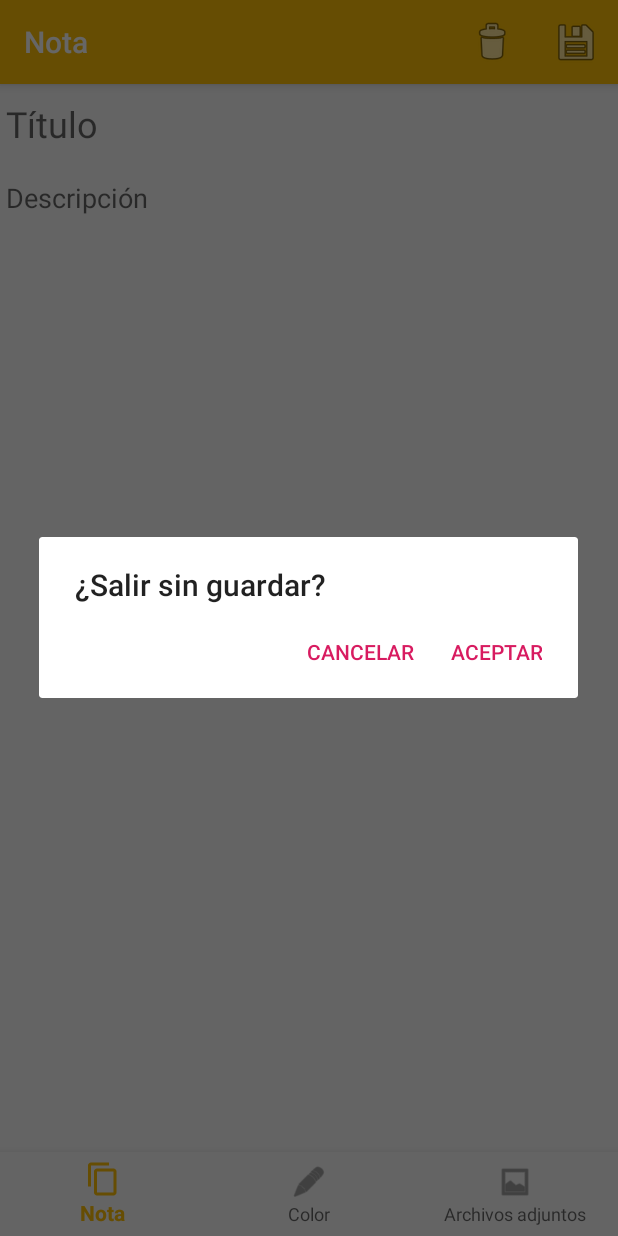
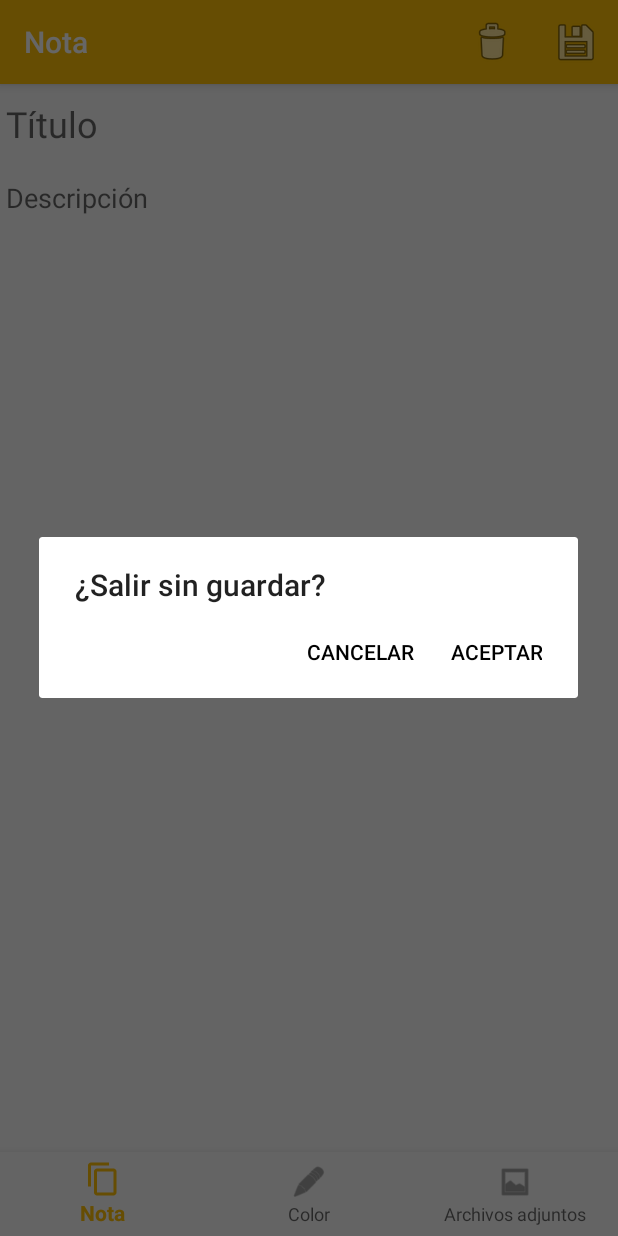
Before and after one commit to GomezIvann/SDM-KeepYourNotes, an Android app: the CrearNota screen opened directly, with no data from a screen before it, after a tap on "Cancelar", on a phone screen of 412 x 824 dp. Run offline under Robolectric (Android 15) with nearby library versions, the phone set to English and light mode, and no system bars.

Commit message:
Cambios esteticos

```diff
--- a/app/src/main/java/com/example/ivan/proyectosdm/CreacionNotas/CrearNota.java
+++ b/app/src/main/java/com/example/ivan/proyectosdm/CreacionNotas/CrearNota.java
@@ -38,7 +38,7 @@ public class CrearNota extends AppCompatActivity {
         nds.open();
         if (id == R.id.cancelar) {
             if(notaAModificar == null){
-                AlertDialog.Builder builder = new AlertDialog.Builder(this);
+                AlertDialog.Builder builder = new AlertDialog.Builder(this,R.style.CustomDialogTheme);
                 builder.setTitle("¿Salir sin guardar?");
                 builder.setPositiveButton("Aceptar", new DialogInterface.OnClickListener() {
                     public void onClick(DialogInterface dialog, int id) {
@@ -52,7 +52,7 @@ public class CrearNota extends AppCompatActivity {
                 });
                 builder.create().show();
             }else{
-                AlertDialog.Builder builder = new AlertDialog.Builder(this);
+                AlertDialog.Builder builder = new AlertDialog.Builder(this,R.style.CustomDialogTheme);
                 builder.setTitle("¿Desea borrar la nota?");
                 builder.setPositiveButton("Aceptar", new DialogInterface.OnClickListener() {
                     public void onClick(DialogInterface dialog, int id) {
@@ -113,7 +113,7 @@ public class CrearNota extends AppCompatActivity {
                     fragmentTransaction2.commit();
                     return true;
                 case R.id.navigation_adjunto:
-                    setTitle("Adjunto");
+                    setTitle("Archivos adjuntos");
                     FragmentTransaction fragmentTransaction3 = getSupportFragmentManager().beginTransaction();
                     fragmentTransaction3.replace(R.id.frame, fragment3,"Adjunto" );
                     fragmentTransaction3.commit();
--- a/app/src/main/java/com/example/ivan/proyectosdm/Notas/Nota.java
+++ b/app/src/main/java/com/example/ivan/proyectosdm/Notas/Nota.java
@@ -14,7 +14,7 @@ public class Nota<T> implements Serializable {
     public Nota(String titulo, String contenido, String color) {
         this.titulo = titulo;
         this.contenido = contenido;
-        this.color = color;
+        this.color = color == null || color.equals("")? "Blanco": color;
     }
 
     public Nota(String titulo, String contenido, String color, long id) {
--- a/app/src/main/res/layout/activity_main.xml
+++ b/app/src/main/res/layout/activity_main.xml
@@ -17,7 +17,8 @@
         android:layout_marginBottom="24dp"
         android:clickable="true"
         android:onClick="nuevaNota"
-        app:backgroundTint="@color/colorPrimaryDark"
+        android:tint="@color/blanco"
+        app:backgroundTint="@color/amarillo"
         app:layout_constraintBottom_toBottomOf="parent"
         app:layout_constraintEnd_toEndOf="parent"
         app:layout_constraintHorizontal_bias="0.959"
--- a/app/src/main/res/values/styles.xml
+++ b/app/src/main/res/values/styles.xml
@@ -43,4 +43,8 @@
         <item name="colorControlActivated">@color/blanco</item>
     </style>
 
+
+    <style name="CustomDialogTheme" parent="Theme.AppCompat.Light.Dialog.Alert">
+        <item name="colorAccent">@android:color/black</item>
+    </style>
 </resources>
```
